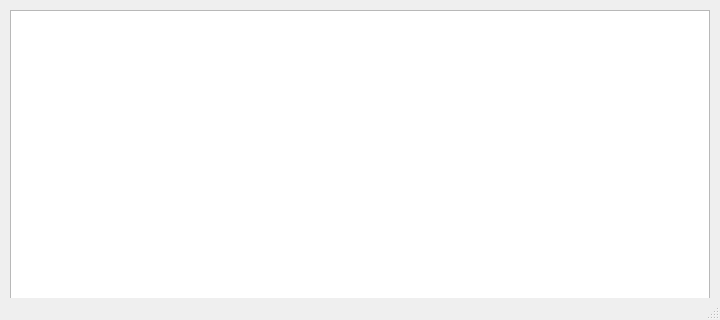
Old version of the form history.ui in the repository Lyten1/MCalculator.
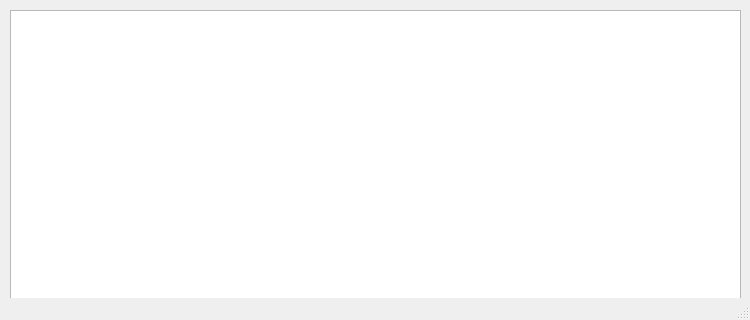
New version of the form.

```diff
--- a/history.ui
+++ b/history.ui
@@ -9,7 +9,7 @@
    <rect>
     <x>0</x>
     <y>0</y>
-    <width>720</width>
+    <width>750</width>
     <height>320</height>
    </rect>
   </property>
@@ -21,13 +21,13 @@
   </property>
   <property name="minimumSize">
    <size>
-    <width>720</width>
+    <width>750</width>
     <height>320</height>
    </size>
   </property>
   <property name="maximumSize">
    <size>
-    <width>720</width>
+    <width>750</width>
     <height>320</height>
    </size>
   </property>
@@ -46,7 +46,7 @@
      <rect>
       <x>10</x>
       <y>10</y>
-      <width>700</width>
+      <width>731</width>
       <height>290</height>
      </rect>
     </property>
```
Left out of the diff: 2 changed lines with no effect on the pictures.
